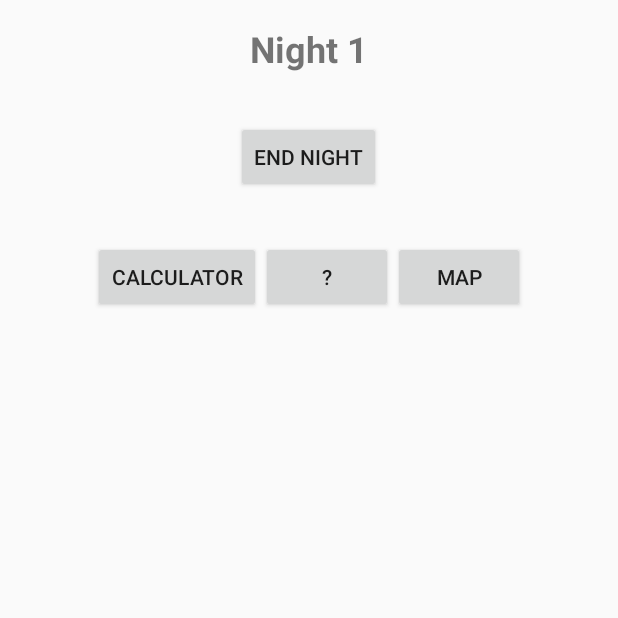
After one commit to JoaquinRodriguezph/CompanionApp, an Android app built with Jetpack Compose: the NightScreenActivity screen opened directly, with no data from a screen before it, on a phone screen of 412 x 824 dp, the top half of it. The commit adds this screen. Run offline under Robolectric (Android 15) with nearby library versions, the light colour scheme and no system bars.

Commit message:
Added night screen for each night and end of night after night 3

```diff
--- /dev/null
+++ b/app/src/main/java/com/example/companionapp/NightScreenActivity.kt
@@ -0,0 +1,60 @@
+package com.example.companionapp
+
+import android.content.Intent
+import android.graphics.Color
+import android.os.Bundle
+import android.widget.Button
+import android.widget.LinearLayout
+import android.widget.TextView
+import androidx.appcompat.app.AppCompatActivity
+
+class NightScreenActivity : AppCompatActivity() {
+
+    override fun onCreate(savedInstanceState: Bundle?) {
+        super.onCreate(savedInstanceState)
+        setContentView(R.layout.activity_night_screen)
+
+        val players = intent.getStringArrayListExtra("players") ?: arrayListOf()
+        val colors = intent.getStringArrayListExtra("colors") ?: arrayListOf()
+        val currentNight = intent.getIntExtra("currentNight", 1) // Default to night 1
+
+        // Update night title dynamically
+        val nightTitle = findViewById<TextView>(R.id.night_title)
+        nightTitle.text = "Night $currentNight"
+
+        // Populate players and their colors
+        val playerContainer = findViewById<LinearLayout>(R.id.player_container)
+        playerContainer.removeAllViews() // Clear any existing views (precautionary)
+
+        for (i in players.indices) {
+            val playerView = TextView(this)
+            playerView.text = players[i]
+            playerView.setBackgroundColor(Color.parseColor(getColorFromName(colors[i])))
+            playerView.setTextColor(Color.BLACK) // Ensure text is visible
+            playerView.textSize = 18f
+            playerView.setPadding(16, 16, 16, 16)
+            playerContainer.addView(playerView)
+        }
+
+        // Handle End Night button
+        findViewById<Button>(R.id.end_night_button).setOnClickListener {
+            val intent = Intent(this, EndNightActivity::class.java).apply {
+                putExtra("currentNight", currentNight) // Pass the current night to EndNightActivity
+                putStringArrayListExtra("players", ArrayList(players)) // Pass players
+                putStringArrayListExtra("colors", ArrayList(colors))   // Pass colors
+            }
+            startActivity(intent)
+            finish() // Close this activity to prevent going back to it
+        }
+    }
+
+    private fun getColorFromName(colorName: String): String {
+        return when (colorName) {
+            "Red" -> "#FF0000"
+            "Blue" -> "#0000FF"
+            "Green" -> "#008000"
+            "Yellow" -> "#FFFF00"
+            else -> "#FFFFFF" // Default to white if color is unknown
+        }
+    }
+}
--- /dev/null
+++ b/app/src/main/res/layout/activity_night_screen.xml
@@ -0,0 +1,66 @@
+<LinearLayout xmlns:android="http://schemas.android.com/apk/res/android"
+    android:layout_width="match_parent"
+    android:layout_height="match_parent"
+    android:orientation="vertical"
+    android:padding="16dp">
+
+    <!-- Title -->
+    <TextView
+        android:id="@+id/night_title"
+        android:layout_width="wrap_content"
+        android:layout_height="wrap_content"
+        android:layout_gravity="center"
+        android:text="Night 1"
+        android:textSize="24sp"
+        android:textStyle="bold"
+        android:layout_marginBottom="16dp" />
+
+    <!-- Player container -->
+    <LinearLayout
+        android:id="@+id/player_container"
+        android:layout_width="match_parent"
+        android:layout_height="wrap_content"
+        android:orientation="vertical"
+        android:layout_gravity="center" />
+
+    <!-- Buttons -->
+    <Button
+        android:id="@+id/end_night_button"
+        android:layout_width="wrap_content"
+        android:layout_height="wrap_content"
+        android:layout_gravity="center_horizontal"
+        android:text="End Night"
+        android:layout_marginTop="16dp" />
+
+    <LinearLayout
+        android:layout_width="match_parent"
+        android:layout_height="wrap_content"
+        android:orientation="horizontal"
+        android:gravity="center_horizontal"
+        android:layout_marginTop="32dp">
+
+        <Button
+            android:id="@+id/calculator_button"
+            android:layout_width="wrap_content"
+            android:layout_height="wrap_content"
+            android:text="Calculator" />
+
+        <LinearLayout
+            android:layout_width="wrap_content"
+            android:layout_height="wrap_content"
+            android:orientation="horizontal">
+
+            <Button
+                android:id="@+id/question_button"
+                android:layout_width="wrap_content"
+                android:layout_height="wrap_content"
+                android:text="?" />
+
+            <Button
+                android:id="@+id/map_button"
+                android:layout_width="wrap_content"
+                android:layout_height="wrap_content"
+                android:text="Map" />
+        </LinearLayout>
+    </LinearLayout>
+</LinearLayout>
--- a/app/src/main/res/layout/activity_player_count.xml
+++ b/app/src/main/res/layout/activity_player_count.xml
@@ -44,5 +44,5 @@
         android:layout_height="wrap_content"
         android:text="Confirm"
         android:enabled="false"
-    android:layout_marginTop="24dp" />
+        android:layout_marginTop="24dp" />
 </LinearLayout>
--- a/app/src/main/res/values/strings.xml
+++ b/app/src/main/res/values/strings.xml
@@ -1,3 +1,4 @@
 <resources>
     <string name="app_name">Companion App</string>
+    <string name="rank_text">insert text heree</string>
 </resources>
```
Also changed, not shown: app/src/main/AndroidManifest.xml (+8 -0 lines), app/src/main/java/com/example/companionapp/EndNightActivity.kt (added, +44 -0 lines), app/src/main/java/com/example/companionapp/MapActivity.kt (+14 -1 lines), app/src/main/java/com/example/companionapp/PlayerCountActivity.kt (+85 -22 lines), app/src/main/res/layout/activity_end_night.xml (added, +23 -0 lines).
